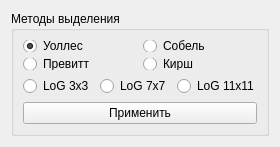
Before: the Qt Designer form edger.ui in dive155/SmartImage, drawn with Qt 5.
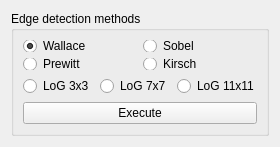
After: the same form once the commit is applied.

The edit to the form file:
```diff
--- a/edger.ui
+++ b/edger.ui
@@ -29,7 +29,7 @@
    <item>
     <widget class="QGroupBox" name="groupBox">
      <property name="title">
-      <string>Методы выделения</string>
+      <string>Edge detection methods</string>
      </property>
      <layout class="QVBoxLayout" name="verticalLayout">
       <item>
@@ -37,7 +37,7 @@
         <item row="0" column="0">
          <widget class="QRadioButton" name="but1">
           <property name="text">
-           <string>Уоллес</string>
+           <string>Wallace</string>
           </property>
           <property name="checked">
            <bool>true</bool>
@@ -47,21 +47,21 @@
         <item row="0" column="1">
          <widget class="QRadioButton" name="but2">
           <property name="text">
-           <string>Собель</string>
+           <string>Sobel</string>
           </property>
          </widget>
         </item>
         <item row="1" column="0">
          <widget class="QRadioButton" name="but3">
           <property name="text">
-           <string>Превитт</string>
+           <string>Prewitt</string>
           </property>
          </widget>
         </item>
         <item row="1" column="1">
          <widget class="QRadioButton" name="but4">
           <property name="text">
-           <string>Кирш</string>
+           <string>Kirsch</string>
           </property>
          </widget>
         </item>
@@ -95,7 +95,7 @@
       <item>
        <widget class="QPushButton" name="filterButton">
         <property name="text">
-         <string>Применить</string>
+         <string>Execute</string>
         </property>
        </widget>
       </item>
```
